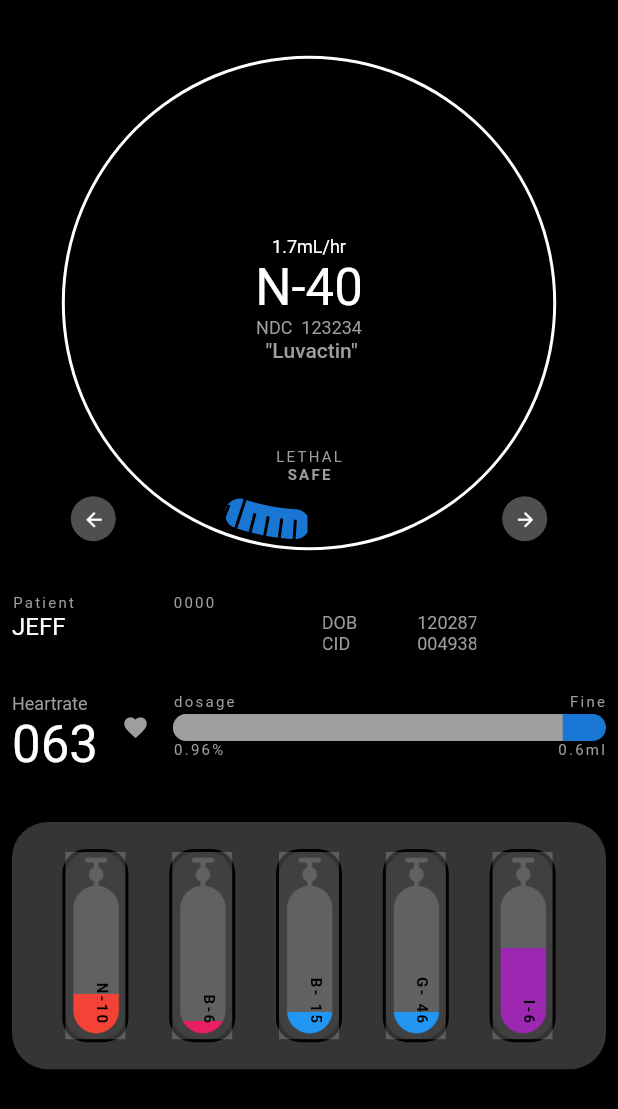
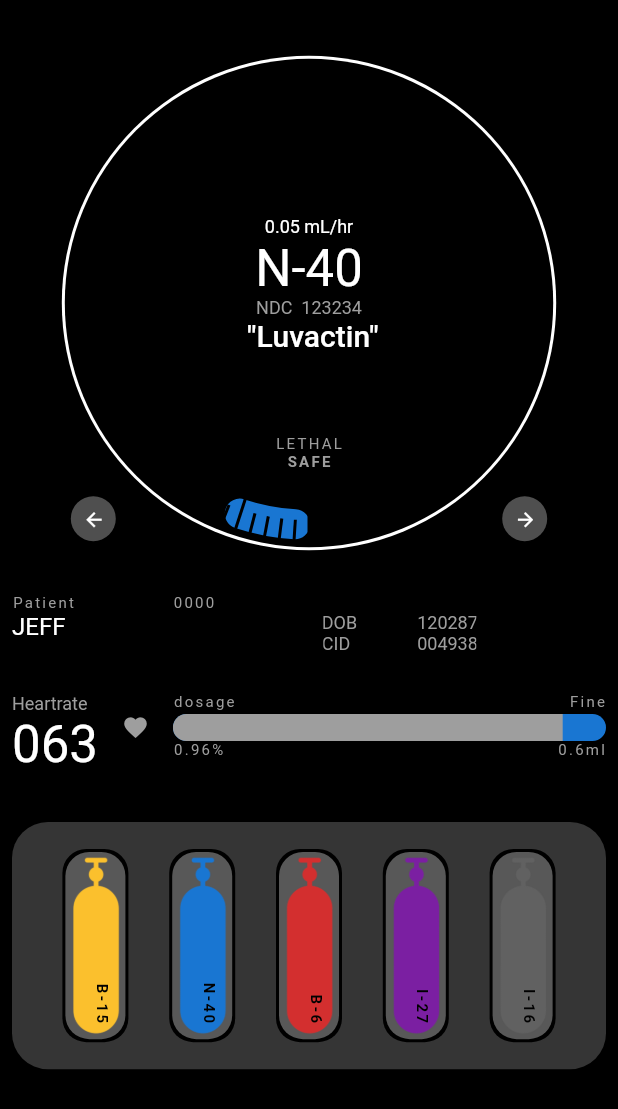
Before and after one commit to sujan6539/spider_head, a Flutter app: the screen it shows after launch, after a tap on the "arrow forward" icon, on a phone screen of 412 x 824 dp. Shown: the top 1109 px of the screen. Run offline on Flutter 3.47's test engine with Material 2 defaults, Android fonts, the phone set to English and light mode, and no system bars; our stand-ins replace flutter_riverpod, freezed_annotation, hooks_riverpod, riverpod_annotation.

Commit message:
updated UI

```diff
--- a/lib/dashboard.dart
+++ b/lib/dashboard.dart
@@ -1,4 +1,5 @@
 import 'dart:async';
+import 'dart:math';
 
 import 'package:flutter/material.dart';
 import 'package:flutter/scheduler.dart';
@@ -59,41 +60,40 @@ class Dashboard extends ConsumerWidget {
                 borderRadius: BorderRadius.circular(24.0),
                 color: Colors.grey.shade800.withOpacity(0.8),
               ),
-              child: Row(
-                mainAxisAlignment: MainAxisAlignment.spaceAround,
-                children: [
-                  Canister(
-                    height: 0.5 * dimen,
-                    color: Colors.red,
-                    percent: 0.5,
-                    tag: 'n-10',
-                  ),
-                  Canister(
-                      height: 0.5 * dimen,
-                      color: Colors.pink,
-                      percent: 0.2,
-                      tag: 'b-6'),
-                  Canister(
-                      height: 0.5 * dimen,
-                      color: Colors.blue,
-                      percent: 0.3,
-                      tag: 'b- 15'),
-                  Canister(
-                      height: 0.5 * dimen,
-                      color: Colors.blue,
-                      percent: 0.3,
-                      tag: 'g- 46'),
-                  Canister(
-                      height: 0.5 * dimen,
-                      color: Colors.purple,
-                      percent: 1.0,
-                      tag: 'i-6'),
-                ],
-              ),
+              child: prepareCanisterGroup(dimen, ref),
             ),
           )
         ],
       ),
     );
   }
+
+  Widget prepareCanisterGroup(double dimen, WidgetRef ref) {
+    List<Canister> canisterGrp = [];
+    Map<String, double> map =
+        ref.read(appStateProvider.notifier).state.pharmaState;
+    Iterator<MapEntry<String, double>> ite = map.entries.iterator;
+    while (ite.moveNext()) {
+      debugPrint(ite.toString());
+      canisterGrp.add(Canister(
+          height: 0.5 * dimen,
+          color: findColorScheme(ite.current.key),
+          codeName: ite.current.key,
+          oldValue: ite.current.value));
+    }
+    return Row(
+        mainAxisAlignment: MainAxisAlignment.spaceAround,
+        children: canisterGrp);
+  }
+
+  Color findColorScheme(String key) {
+    var color = getColorScheme(PharmaType.G_46_LAFFODI).primary;
+    for (var element in pharmaZList) {
+      if (element.codeName == key) {
+        color = getColorScheme(element.pharmaType).primary;
+        break;
+      }
+    }
+    return color;
+  }
 }
--- a/lib/domain/app_providers.dart
+++ b/lib/domain/app_providers.dart
@@ -1,3 +1,5 @@
+import 'dart:math';
+
 import 'package:flutter/material.dart';
 import 'package:flutter_riverpod/flutter_riverpod.dart';
 import 'package:freezed_annotation/freezed_annotation.dart';
@@ -5,6 +7,8 @@ import 'package:spider_head/dashboard.dart';
 import 'package:spider_head/domain/model/pharma.dart';
 import 'package:riverpod_annotation/riverpod_annotation.dart';
 import 'dart:core';
+
+import '../styles/colors.dart';
 
 part 'app_providers.freezed.dart';
 
@@ -15,15 +19,19 @@ class GlobalAppState with _$GlobalAppState {
     PharmaZ? selectedPharma,
     @Default(PharmaType.G_46_LAFFODI) PharmaType pharmaType,
     @Default(0) int selectedIndex,
+    @Default({}) Map<String, double> pharmaState,
   }) = _GlobalAppState;
 }
 
-final appStateProvider = StateNotifierProvider<AppStateNotifier, GlobalAppState>((ref) {
+final appStateProvider =
+    StateNotifierProvider<AppStateNotifier, GlobalAppState>((ref) {
   return AppStateNotifier();
 });
 
 class AppStateNotifier extends StateNotifier<GlobalAppState> {
-  AppStateNotifier() : super(const GlobalAppState(defaultIndex: 0));
+  AppStateNotifier()
+      : super(GlobalAppState(
+            defaultIndex: 0, pharmaState: generatePharmaState()));
 
   setIndex(int newIndex) {
     newIndex = newIndex.abs() % pharmaZList.length;
@@ -37,4 +45,29 @@ class AppStateNotifier extends StateNotifier<GlobalAppState> {
     debugPrint(newState.toString());
     debugPrint((oldState == newState) ? 'true' : 'false');
   }
+
+  setNewPharmaState(String codeName, double dosage) {
+    var newList = state.pharmaState;
+    double limit = 0;
+    if ((state.pharmaState[codeName] ?? 0) > dosage) {
+      limit = state.pharmaState[codeName] ?? 0;
+    } else {
+      limit = dosage;
+    }
+    newList[codeName] = limit;
+    state = state.copyWith(pharmaState: newList);
+  }
+
+  static Map<String, double> generatePharmaState() {
+    Map<String, double> canisterGrp = {};
+    int start = Random().nextInt(pharmaZList.length);
+    for (int i = start; i < pharmaZList.length + start; i++) {
+      var codeName = pharmaZList[i % pharmaZList.length].codeName;
+      canisterGrp.putIfAbsent(codeName, () {
+        return canisterGrp[codeName] = 1.0;
+      });
+    }
+
+    return canisterGrp;
+  }
 }
--- a/lib/ui/canister.dart
+++ b/lib/ui/canister.dart
@@ -1,45 +1,46 @@
 import 'dart:async';
 
 import 'package:flutter/material.dart';
+import 'package:flutter_riverpod/flutter_riverpod.dart';
+import 'package:spider_head/domain/app_providers.dart';
 
-class Canister extends StatefulWidget {
+class Canister extends ConsumerStatefulWidget {
   final Color color;
-  final double percent;
-  final String tag;
+  final String codeName;
   final double height;
+  final double oldValue;
 
   const Canister(
       {Key? key,
       required this.height,
       required this.color,
-      required this.percent,
-      required this.tag})
+      required this.codeName,
+      required this.oldValue})
       : super(key: key);
 
   @override
-  State<Canister> createState() => _CanisterState();
+  ConsumerState<Canister> createState() => _CanisterState();
 }
 
-class _CanisterState extends State<Canister>
+class _CanisterState extends ConsumerState<Canister>
     with SingleTickerProviderStateMixin {
-  late double percent;
   late AnimationController _animationController;
   late Animation _animation;
+  double oldValue = 0;
 
   @override
   void initState() {
-    percent = widget.percent;
     super.initState();
     _animationController =
         AnimationController(vsync: this, duration: const Duration(seconds: 30));
-    _animation = Tween<double>(begin: percent, end: 0).animate(CurvedAnimation(
+    _animation = Tween<double>(begin: 1, end: 0).animate(CurvedAnimation(
         parent: _animationController, curve: Curves.decelerate));
-    _animationController.forward();
   }
 
   @override
   Widget build(BuildContext context) {
-    double width = 0.3 * widget.height;
+    // double width = 0.3 * widget.height;
+    var watchVar = ref.watch(appStateProvider);
     return Stack(
       children: [
         Positioned(
@@ -49,7 +50,8 @@ class _CanisterState extends State<Canister>
             height: widget.height,
             width: 40,
             foregroundDecoration: BoxDecoration(
-              color: Colors.white.withOpacity(0.2)
+              color: Colors.white.withOpacity(0.3),
+              borderRadius: BorderRadius.circular(16.0),
             ),
             decoration: BoxDecoration(
                 color: Colors.grey.withOpacity(0.1),
@@ -66,7 +68,11 @@ class _CanisterState extends State<Canister>
                   return LinearGradient(
                     begin: Alignment.bottomCenter,
                     end: Alignment.topCenter,
-                    stops: [0, _animation.value, _animation.value],
+                    stops: [
+                      0,
+                      _animation.value * watchVar.pharmaState[widget.codeName],
+                      _animation.value * watchVar.pharmaState[widget.codeName]
+                    ],
                     colors: [widget.color, widget.color, Colors.grey.shade700],
                   ).createShader(rect);
                 },
@@ -86,7 +92,7 @@ class _CanisterState extends State<Canister>
             child: RotatedBox(
                 quarterTurns: 1,
                 child: Text(
-                  widget.tag.toUpperCase(),
+                  widget.codeName.toUpperCase(),
                   style: Theme.of(context).textTheme.labelSmall?.copyWith(
                         fontWeight: FontWeight.bold,
                         color: Colors.black,
--- a/lib/ui/circular_slider_widget.dart
+++ b/lib/ui/circular_slider_widget.dart
@@ -125,8 +125,7 @@ class _CircularSliderWidgetState extends State<CircularSliderWidget> {
         painter: BasePainter(
             baseColor: widget.baseColor,
             selectionColor: widget.selectionColor,
-        sliderStrokeWidth: 2.0
-      ),
+            sliderStrokeWidth: 2.0),
         foregroundPainter: _painter,
         child: Padding(
           padding: const EdgeInsets.all(12.0),
--- a/lib/ui/circular_slider_wrapper.dart
+++ b/lib/ui/circular_slider_wrapper.dart
@@ -1,41 +1,29 @@
 import 'package:flutter/material.dart';
+import 'package:flutter_riverpod/flutter_riverpod.dart';
 
 import 'circular_slider_widget.dart';
 
-class CircularSliderWrapper extends StatefulWidget {
-  final int value;
+final dosageProvider = StateProvider<int>((ref) => 5);
 
-  const CircularSliderWrapper({Key? key, required this.value})
+class CircularSliderWrapper extends ConsumerWidget {
+
+  const CircularSliderWrapper({Key? key})
       : super(key: key);
 
   @override
-  State<CircularSliderWrapper> createState() => _CircularSliderWrapperState();
-}
-
-class _CircularSliderWrapperState extends State<CircularSliderWrapper> {
-  int localValue = 0;
-
-  @override
-  void initState() {
-    super.initState();
-    localValue = widget.value;
-  }
-
-  @override
-  Widget build(BuildContext context) {
+  Widget build(BuildContext context, WidgetRef ref) {
+    var provider = ref.watch(dosageProvider);
     return Container(
       width: 400,
       height: 400,
       child: CircularSliderWidget(
         intervals: 99,
         init: 1,
-        end: localValue,
+        end: provider,
         onSelectionChange: (valueInitValue, endInitValue) {
-          setState(() {
-            if (endInitValue < 95) {
-              localValue = endInitValue;
-            }
-          });
+          if (endInitValue < 95) {
+            ref.read(dosageProvider.notifier).state = endInitValue;
+          }
         },
         baseColor: Colors.black,
         selectionColor: Theme.of(context).colorScheme.primary,
--- a/lib/ui/hero_display.dart
+++ b/lib/ui/hero_display.dart
@@ -1,12 +1,14 @@
 import 'package:flutter/material.dart';
+import 'package:flutter_riverpod/flutter_riverpod.dart';
 import 'package:spider_head/dashboard.dart';
 import 'package:spider_head/ui/circular_scale.dart';
+import 'package:spider_head/ui/circular_slider_wrapper.dart';
 import 'package:spider_head/ui/circular_stroke_painter.dart';
 import 'package:spider_head/ui/hero_display_body.dart';
 
 import '../domain/model/pharma.dart';
 
-class HeroDisplay extends StatelessWidget {
+class HeroDisplay extends ConsumerWidget {
   final VoidCallback onLeftClicked;
   final VoidCallback onRightClicked;
   final PharmaZ pharma;
@@ -21,10 +23,11 @@ class HeroDisplay extends StatelessWidget {
       : super(key: key);
 
   @override
-  Widget build(BuildContext context) {
+  Widget build(BuildContext context, WidgetRef ref) {
     // var size = MediaQuery.of(context).size;
     // var newSize = Size(size.width - 60, size.width - 60);
     var newSize = Size(dimen, dimen);
+    int value = ref.watch(dosageProvider);
     return SafeArea(
       child: Center(
         child: Padding(
@@ -36,6 +39,7 @@ class HeroDisplay extends StatelessWidget {
                 size: newSize,
                 painter: CircularStrokePainter(radius: newSize.width / 2),
                 child: HeroDisplayBody(
+                  dosage: value/100,
                   pharma: pharma,
                   newSize,
                   onLeftClicked: onLeftClicked,
--- a/lib/ui/hero_display_body.dart
+++ b/lib/ui/hero_display_body.dart
@@ -10,10 +10,12 @@ class HeroDisplayBody extends StatefulWidget {
   final VoidCallback onLeftClicked;
   final VoidCallback onRightClicked;
   final PharmaZ pharma;
+  final double dosage;
 
   const HeroDisplayBody(this.size,
       {Key? key,
       required this.pharma,
+      required this.dosage,
       required this.onLeftClicked,
       required this.onRightClicked})
       : super(key: key);
@@ -36,10 +38,10 @@ class _HeroDisplayBodyState extends State<HeroDisplayBody> {
               mainAxisAlignment: MainAxisAlignment.center,
               children: [
                 const Spacer(
-                  flex: 5,
+                  flex: 3,
                 ),
                 Text(
-                  "1.7mL/hr",
+                  "${widget.dosage} mL/hr",
                   style: Theme.of(context)
                       .textTheme
                       .bodySmall
@@ -63,11 +65,11 @@ class _HeroDisplayBodyState extends State<HeroDisplayBody> {
                   " \"${widget.pharma.name}\"",
                   style: Theme.of(context)
                       .textTheme
-                      .bodyLarge
-                      ?.copyWith(color: Colors.grey),
+                      .titleLarge
+                      ?.copyWith(color: Colors.white),
                 ),
                 const Spacer(
-                  flex: 3,
+                  flex: 2,
                 ),
                 Text(
                   "LETHAL",
@@ -89,11 +91,11 @@ class _HeroDisplayBodyState extends State<HeroDisplayBody> {
         SizedBox(
           height: widget.size.width - 10,
           width: widget.size.width - 10,
-          child: Padding(
-              padding: const EdgeInsets.all(12.0),
+          child:  Padding(
+              padding: EdgeInsets.all(12.0),
               child: RotatedBox(
                 quarterTurns: 2,
-                child: CircularSliderWrapper(value: 5),
+                child: CircularSliderWrapper(),
               )),
         ),
         Positioned(
```
Also changed, not shown: lib/domain/model/pharma.dart (+0 -9 lines), lib/domain/app_providers.freezed.dart. Lines whose indentation alone changed are shown as unchanged.
